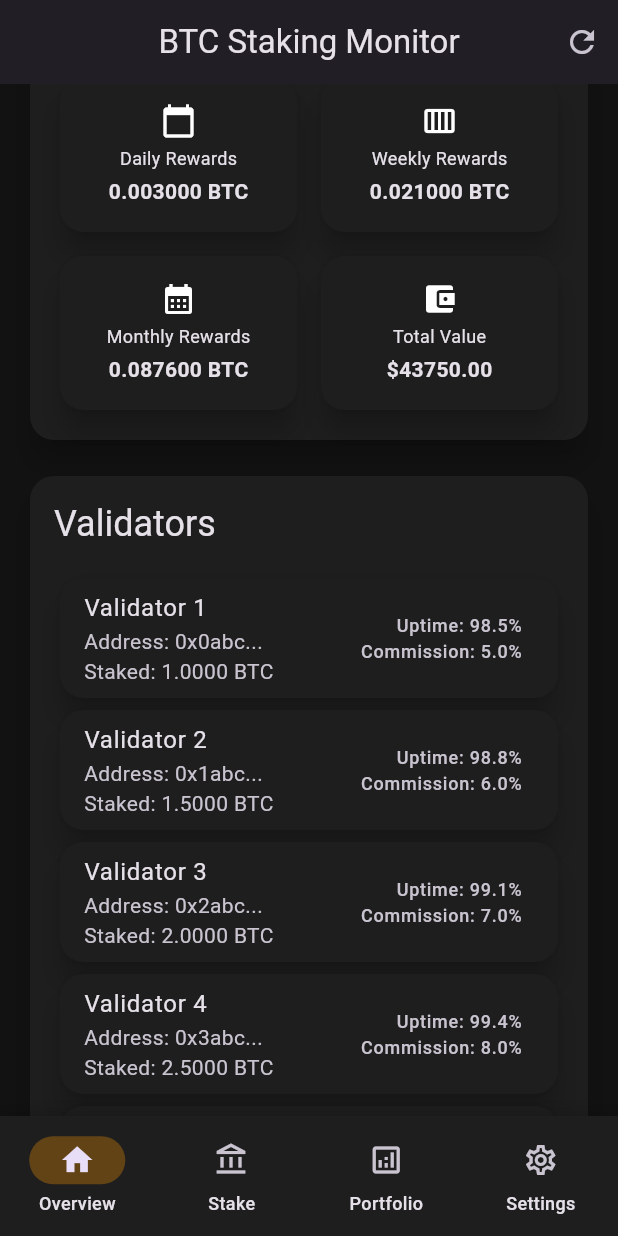
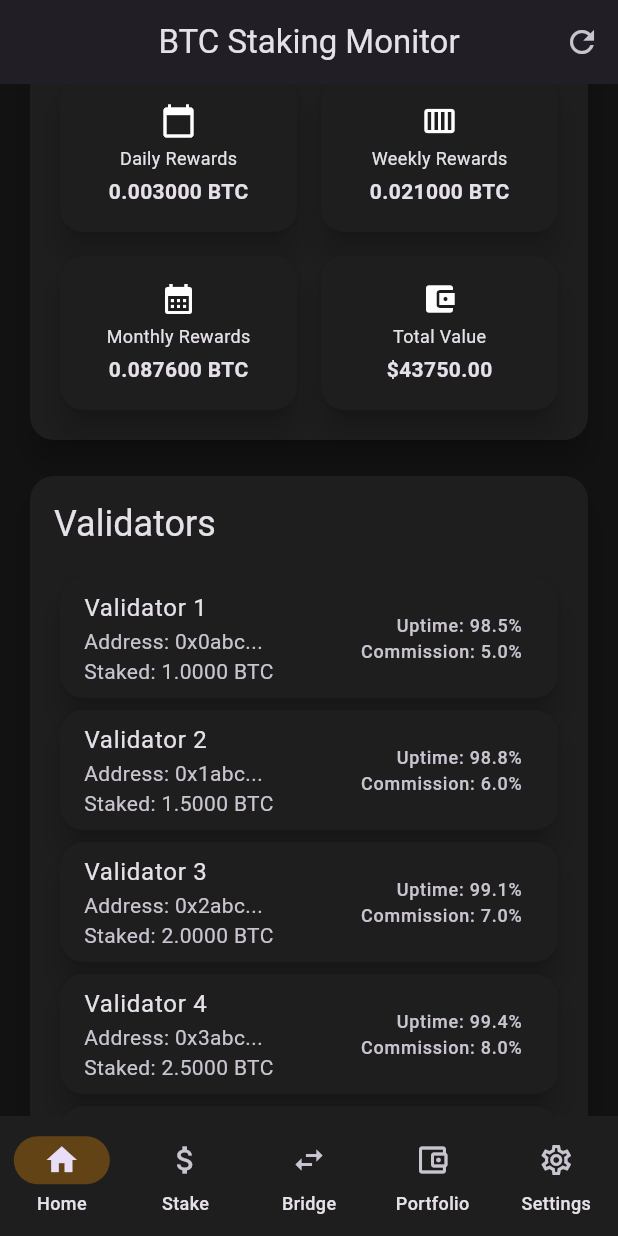
Before and after one commit to Ty-HA/btc-bridge-dapp, a Flutter app: the screen it shows after launch, scrolled down 576 dp, after a tap on the "refresh" icon, on a phone screen of 412 x 824 dp. Run offline on Flutter 3.47's test engine with Material 3 defaults, Android fonts, the phone set to English and light mode, and no system bars; our stand-ins replace fl_chart, flutter_dotenv, flutter_secure_storage.

Commit message:
update relayers, bridge screen

```diff
--- a/lib/main.dart
+++ b/lib/main.dart
@@ -2,9 +2,8 @@ import 'package:flutter/material.dart';
 import 'package:provider/provider.dart';
 import 'services/staking_service.dart';
 import 'services/babylon_bridge_service.dart';
-import 'screens/main_screen.dart';
-import 'screens/relayer_screen.dart';
 import 'theme/app_theme.dart';
+import 'screens/screen_index.dart';
 
 void main() {
   runApp(const MyApp());
@@ -23,12 +22,74 @@ class MyApp extends StatelessWidget {
       child: MaterialApp(
         title: 'BTC Staking Monitor',
         theme: AppTheme.getDarkTheme(),
-        initialRoute: '/',  // Définir la route initiale
-        routes: {
-          '/': (context) => const MainScreen(),  // Route principale
-          '/relayers': (context) => const RelayerScreen(),  // Route des relayers
-        },
+        home: const MainNavigator(),
       ),
     );
   }
 }
+
+class MainNavigator extends StatefulWidget {
+  const MainNavigator({Key? key}) : super(key: key);
+
+  @override
+  State<MainNavigator> createState() => _MainNavigatorState();
+}
+
+class _MainNavigatorState extends State<MainNavigator> {
+  int _selectedIndex = 0;
+
+  final List<Widget> _screens = const [
+    HomeScreen(),
+    StakingScreen(),
+    BridgeScreen(),
+    PortfolioScreen(),
+    SettingsScreen(),
+  ];
+
+  void _onItemTapped(int index) {
+    setState(() {
+      _selectedIndex = index;
+    });
+  }
+
+  @override
+  Widget build(BuildContext context) {
+    return Scaffold(
+      body: IndexedStack(
+        index: _selectedIndex,
+        children: _screens,
+      ),
+      bottomNavigationBar: NavigationBar(
+        selectedIndex: _selectedIndex,
+        onDestinationSelected: _onItemTapped,
+        destinations: const [
+          NavigationDestination(
+            icon: Icon(Icons.home_outlined),
+            selectedIcon: Icon(Icons.home),
+            label: 'Home',
+          ),
+          NavigationDestination(
+            icon: Icon(Icons.attach_money_outlined),
+            selectedIcon: Icon(Icons.attach_money),
+            label: 'Stake',
+          ),
+          NavigationDestination(
+            icon: Icon(Icons.swap_horiz_outlined),
+            selectedIcon: Icon(Icons.swap_horiz),
+            label: 'Bridge',
+          ),
+          NavigationDestination(
+            icon: Icon(Icons.account_balance_wallet_outlined),
+            selectedIcon: Icon(Icons.account_balance_wallet),
+            label: 'Portfolio',
+          ),
+          NavigationDestination(
+            icon: Icon(Icons.settings_outlined),
+            selectedIcon: Icon(Icons.settings),
+            label: 'Settings',
+          ),
+        ],
+      ),
+    );
+  }
+}
--- /dev/null
+++ b/lib/screens/bridge_screen.dart
@@ -0,0 +1,141 @@
+// lib/screens/bridge_screen.dart
+import 'package:flutter/material.dart';
+import 'package:provider/provider.dart';
+import '../services/babylon_bridge_service.dart';
+import '../widgets/bridge_form.dart';
+import '../widgets/transaction_history.dart';
+
+class BridgeScreen extends StatelessWidget {
+  const BridgeScreen({Key? key}) : super(key: key);
+
+  @override
+  Widget build(BuildContext context) {
+    final bridgeService = context.watch<BabylonBridgeService>();
+
+    return Scaffold(
+      appBar: AppBar(
+        title: const Text('Babylon Bridge'),
+        actions: [
+          IconButton(
+            icon: const Icon(Icons.refresh),
+            onPressed: () {
+              bridgeService.refreshBalances();
+            },
+          ),
+        ],
+      ),
+      body: RefreshIndicator(
+        onRefresh: () => bridgeService.refreshBalances(),
+        child: SingleChildScrollView(
+          physics: const AlwaysScrollableScrollPhysics(),
+          padding: const EdgeInsets.all(16.0),
+          child: ConstrainedBox(
+            constraints: BoxConstraints(
+              minHeight: MediaQuery.of(context).size.height -
+                        AppBar().preferredSize.height -
+                        MediaQuery.of(context).padding.top -
+                        32, // Pour le padding vertical total
+            ),
+            child: Column(
+              crossAxisAlignment: CrossAxisAlignment.stretch,
+              children: [
+                // Balance Overview
+                Card(
+                  child: Padding(
+                    padding: const EdgeInsets.all(16.0),
+                    child: Column(
+                      crossAxisAlignment: CrossAxisAlignment.start,
+                      children: [
+                        Text(
+                          'Your Balances',
+                          style: Theme.of(context).textTheme.titleLarge,
+                        ),
+                        const SizedBox(height: 16),
+                        Row(
+                          children: [
+                            Expanded(
+                              child: _BalanceCard(
+                                title: 'Bitcoin',
+                                amount: bridgeService.btcBalance,
+                                symbol: 'BTC',
+                                icon: Icons.currency_bitcoin,
+                              ),
+                            ),
+                            const SizedBox(width: 16),
+                            Expanded(
+                              child: _BalanceCard(
+                                title: 'Wrapped BTC',
+                                amount: bridgeService.wrappedBalance,
+                                symbol: 'wBTC',
+                                icon: Icons.token,
+                              ),
+                            ),
+                          ],
+                        ),
+                      ],
+                    ),
+                  ),
+                ),
+                const SizedBox(height: 16),
+                const BridgeForm(),
+                const SizedBox(height: 16),
+                const TransactionHistory(),
+              ],
+            ),
+          ),
+        ),
+      ),
+    );
+  }
+}
+
+class _BalanceCard extends StatelessWidget {
+  final String title;
+  final double amount;
+  final String symbol;
+  final IconData icon;
+
+  const _BalanceCard({
+    required this.title,
+    required this.amount,
+    required this.symbol,
+    required this.icon,
+  });
+
+  @override
+  Widget build(BuildContext context) {
+    return Container(
+      padding: const EdgeInsets.all(12),  // Réduit le padding
+      decoration: BoxDecoration(
+        border: Border.all(color: Colors.grey.shade700),
+        borderRadius: BorderRadius.circular(8),
+      ),
+      child: Column(
+        crossAxisAlignment: CrossAxisAlignment.start,
+        mainAxisSize: MainAxisSize.min,  // Pour minimiser la hauteur
+        children: [
+          Row(
+            children: [
+              Icon(icon, size: 16),  // Icône plus petite
+              const SizedBox(width: 4),  // Espacement réduit
+              Expanded(  // Pour éviter le débordement du texte
+                child: Text(
+                  title,
+                  style: Theme.of(context).textTheme.titleSmall,
+                  overflow: TextOverflow.ellipsis,
+                ),
+              ),
+            ],
+          ),
+          const SizedBox(height: 4),  // Espacement réduit
+          Text(
+            '$amount $symbol',
+            style: Theme.of(context).textTheme.titleMedium?.copyWith(
+              fontWeight: FontWeight.bold,
+            ),
+          ),
+        ],
+      ),
+    );
+  }
+}
--- a/lib/screens/home_screen.dart
+++ b/lib/screens/home_screen.dart
@@ -15,10 +15,11 @@ class HomeScreen extends StatelessWidget {
       appBar: AppBar(
         title: const Text('BTC Staking Monitor'),
         actions: [
+          // Refresh Button
           IconButton(
             icon: const Icon(Icons.refresh),
+            tooltip: 'Refresh Data',
             onPressed: () {
-              // Refresh data
               context.read<StakingService>().refreshData();
             },
           ),
--- /dev/null
+++ b/lib/screens/screen_index.dart
@@ -0,0 +1,6 @@
+// lib/screens/screen_index.dart
+export 'home_screen.dart';
+export 'bridge_screen.dart';
+export 'portfolio_screen.dart';
+export 'settings_screen.dart';
+export 'staking_screen.dart';
--- a/lib/services/babylon_bridge_service.dart
+++ b/lib/services/babylon_bridge_service.dart
@@ -1,18 +1,39 @@
 // lib/services/babylon_bridge_service.dart
 import 'package:flutter/foundation.dart';
 import 'package:flutter_secure_storage/flutter_secure_storage.dart';
-import '../config/env_config.dart';
+
+enum BridgeDirection { toBabylon, toBitcoin }
+enum TransactionStatus { pending, completed, failed }
+
+class BridgeTransaction {
+  final String hash;
+  final double amount;
+  final String sourceAddress;
+  final String destinationAddress;
+  final BridgeDirection direction;
+  final TransactionStatus status;
+  final DateTime timestamp;
+
+  BridgeTransaction({
+    required this.hash,
+    required this.amount,
+    required this.sourceAddress,
+    required this.destinationAddress,
+    required this.direction,
+    required this.status,
+    required this.timestamp,
+  });
+}
 
 class BabylonBridgeService extends ChangeNotifier {
   final _storage = const FlutterSecureStorage();
 
-  // États du bridge
   String? _btcAddress;
   String? _babylonAddress;
   double _btcBalance = 0;
   double _wrappedBalance = 0;
+  final List<BridgeTransaction> _transactions = [];
 
-  // Getters
   String get btcAddress => _btcAddress ?? '';
   String get babylonAddress => _babylonAddress ?? '';
   double get btcBalance => _btcBalance;
@@ -20,13 +41,6 @@ class BabylonBridgeService extends ChangeNotifier {
 
   Future<void> initialize() async {
     try {
-      // Initialiser le SDK Babylon
-      // await BabylonSDK.initialize(
-      //   network: EnvConfig.babylonNetwork,
-      //   nodeUrl: EnvConfig.babylonNodeUrl,
-      // );
-
-      // Charger les adresses sauvegardées
       _btcAddress = await _storage.read(key: 'btc_address');
       _babylonAddress = await _storage.read(key: 'babylon_address');
 
@@ -41,16 +55,10 @@ class BabylonBridgeService extends ChangeNotifier {
 
   Future<void> createWallet() async {
     try {
-      // Création des adresses via le SDK Babylon
-      // final walletInfo = await BabylonSDK.createWallet();
-      // _btcAddress = walletInfo.btcAddress;
-      // _babylonAddress = walletInfo.babylonAddress;
-
       // Simulé pour l'exemple
       _btcAddress = 'bc1_test_address';
       _babylonAddress = 'babylon_test_address';
 
-      // Sauvegarder les adresses
       await _storage.write(key: 'btc_address', value: _btcAddress);
       await _storage.write(key: 'babylon_address', value: _babylonAddress);
 
@@ -61,18 +69,22 @@ class BabylonBridgeService extends ChangeNotifier {
     }
   }
 
-  Future<String> bridgeToBabylon({required double amount}) async {
+  Future<String> bridgeToBabylon({
+    required double amount,
+    String? destinationAddress,
+  }) async {
     try {
-      // Appeler le protocole Babylon pour le bridge
-      // final tx = await BabylonSDK.bridge(
-      //   from: _btcAddress!,
-      //   amount: amount,
-      //   direction: BridgeDirection.toBabylon,
-      // );
+      final txHash = 'hash_simulé_${DateTime.now().millisecondsSinceEpoch}';
 
-      // Simulé pour l'exemple
-      await Future.delayed(const Duration(seconds: 2));
-      final txHash = 'hash_simulé_${DateTime.now().millisecondsSinceEpoch}';
+      _transactions.add(BridgeTransaction(
+        hash: txHash,
+        amount: amount,
+        sourceAddress: btcAddress,
+        destinationAddress: destinationAddress ?? babylonAddress,
+        direction: BridgeDirection.toBabylon,
+        status: TransactionStatus.pending,
+        timestamp: DateTime.now(),
+      ));
 
       _btcBalance -= amount;
       _wrappedBalance += amount;
@@ -85,18 +97,22 @@ class BabylonBridgeService extends ChangeNotifier {
     }
   }
 
-  Future<String> bridgeFromBabylon({required double amount}) async {
+  Future<String> bridgeFromBabylon({
+    required double amount,
+    String? destinationAddress,
+  }) async {
     try {
-      // Appeler le protocole Babylon pour le bridge retour
-      // final tx = await BabylonSDK.bridge(
-      //   from: _babylonAddress!,
-      //   amount: amount,
-      //   direction: BridgeDirection.toBitcoin,
-      // );
+      final txHash = 'hash_simulé_${DateTime.now().millisecondsSinceEpoch}';
 
-      // Simulé pour l'exemple
-      await Future.delayed(const Duration(seconds: 2));
-      final txHash = 'hash_simulé_${DateTime.now().millisecondsSinceEpoch}';
+      _transactions.add(BridgeTransaction(
+        hash: txHash,
+        amount: amount,
+        sourceAddress: babylonAddress,
+        destinationAddress: destinationAddress ?? btcAddress,
+        direction: BridgeDirection.toBitcoin,
+        status: TransactionStatus.pending,
+        timestamp: DateTime.now(),
+      ));
 
       _wrappedBalance -= amount;
       _btcBalance += amount;
@@ -111,60 +127,22 @@ class BabylonBridgeService extends ChangeNotifier {
 
   Future<void> refreshBalances() async {
     try {
-      // Récupérer les balances via le SDK Babylon
-      // final balances = await BabylonSDK.getBalances(_babylonAddress!);
-      // _btcBalance = balances.btc;
-      // _wrappedBalance = balances.wrapped;
-
       // Simulé pour l'exemple
       _btcBalance = 1.0;
       _wrappedBalance = 0.5;
-
       notifyListeners();
     } catch (e) {
       debugPrint('Erreur lors de la récupération des balances: $e');
+      rethrow;
     }
   }
 
   Future<List<BridgeTransaction>> getTransactionHistory() async {
     try {
-      // Récupérer l'historique via le SDK Babylon
-      // return await BabylonSDK.getTransactionHistory(_babylonAddress!);
-
-      // Simulé pour l'exemple
-      return [
-        BridgeTransaction(
-          hash: 'tx_1',
-          amount: 0.1,
-          direction: BridgeDirection.toBabylon,
-          status: TransactionStatus.completed,
-          timestamp: DateTime.now(),
-        ),
-        // ... autres transactions
-      ];
+      return _transactions;
     } catch (e) {
       debugPrint('Erreur lors de la récupération de l\'historique: $e');
       return [];
     }
   }
 }
-
-// Modèles de données
-enum BridgeDirection { toBabylon, toBitcoin }
-enum TransactionStatus { pending, completed, failed }
-
-class BridgeTransaction {
-  final String hash;
-  final double amount;
-  final BridgeDirection direction;
-  final TransactionStatus status;
-  final DateTime timestamp;
-
-  BridgeTransaction({
-    required this.hash,
-    required this.amount,
-    required this.direction,
-    required this.status,
-    required this.timestamp,
-  });
-}
--- a/lib/widgets/bridge_form.dart
+++ b/lib/widgets/bridge_form.dart
@@ -12,10 +12,21 @@ class BridgeForm extends StatefulWidget {
 class _BridgeFormState extends State<BridgeForm> {
   final _formKey = GlobalKey<FormState>();
   final _amountController = TextEditingController();
+  final _addressController = TextEditingController();
   bool _isBridgingToBabylon = true;
+  bool _useDefaultAddress = true;
+
+  @override
+  void dispose() {
+    _amountController.dispose();
+    _addressController.dispose();
+    super.dispose();
+  }
 
   @override
   Widget build(BuildContext context) {
+    final service = context.watch<BabylonBridgeService>();
+
     return Card(
       child: Padding(
         padding: const EdgeInsets.all(16.0),
@@ -67,9 +78,46 @@ class _BridgeFormState extends State<BridgeForm> {
                   if (value == null || value.isEmpty) {
                     return 'Please enter an amount';
                   }
+                  final amount = double.tryParse(value);
+                  if (amount == null || amount <= 0) {
+                    return 'Please enter a valid amount';
+                  }
+                  if (_isBridgingToBabylon && amount > service.btcBalance) {
+                    return 'Insufficient BTC balance';
+                  }
+                  if (!_isBridgingToBabylon && amount > service.wrappedBalance) {
+                    return 'Insufficient wrapped BTC balance';
+                  }
                   return null;
                 },
               ),
+              const SizedBox(height: 16),
+              CheckboxListTile(
+                value: _useDefaultAddress,
+                onChanged: (value) => setState(() => _useDefaultAddress = value!),
+                title: const Text('Use default address'),
+                controlAffinity: ListTileControlAffinity.leading,
+              ),
+              if (!_useDefaultAddress) ...[
+                const SizedBox(height: 16),
+                TextFormField(
+                  controller: _addressController,
+                  decoration: InputDecoration(
+                    labelText: _isBridgingToBabylon
+                      ? 'Babylon Address'
+                      : 'Bitcoin Address',
+                    border: OutlineInputBorder(
+                      borderRadius: BorderRadius.circular(8),
+                    ),
+                  ),
+                  validator: (value) {
+                    if (!_useDefaultAddress && (value == null || value.isEmpty)) {
+                      return 'Please enter a destination address';
+                    }
+                    return null;
+                  },
+                ),
+              ],
               const SizedBox(height: 24),
               ElevatedButton(
                 onPressed: _handleBridge,
@@ -95,19 +143,30 @@ class _BridgeFormState extends State<BridgeForm> {
     if (_formKey.currentState!.validate()) {
       final service = context.read<BabylonBridgeService>();
       final amount = double.parse(_amountController.text);
+      final destinationAddress = _useDefaultAddress ? null : _addressController.text;
 
       try {
         final txHash = _isBridgingToBabylon
-            ? await service.bridgeToBabylon(amount: amount)
-            : await service.bridgeFromBabylon(amount: amount);
+            ? await service.bridgeToBabylon(
+                amount: amount,
+                destinationAddress: destinationAddress,
+              )
+            : await service.bridgeFromBabylon(
+                amount: amount,
+                destinationAddress: destinationAddress,
+              );
 
+        if (mounted) {
           ScaffoldMessenger.of(context).showSnackBar(
             SnackBar(content: Text('Transaction submitted: $txHash')),
           );
+        }
       } catch (e) {
+        if (mounted) {
           ScaffoldMessenger.of(context).showSnackBar(
             SnackBar(content: Text('Error: $e')),
           );
+        }
       }
     }
   }
--- a/pubspec.yaml
+++ b/pubspec.yaml
@@ -14,6 +14,7 @@ dependencies:
   flutter_secure_storage: ^9.2.2
   flutter_dotenv: ^5.1.0
   fl_chart: ^0.69.0
+  web3dart: ^2.3.0
 
 dev_dependencies:
   flutter_test:
```
Also changed, not shown: lib/screens/main_screen.dart (+7 -0 lines), pubspec.lock. Lines whose indentation alone changed are shown as unchanged.
